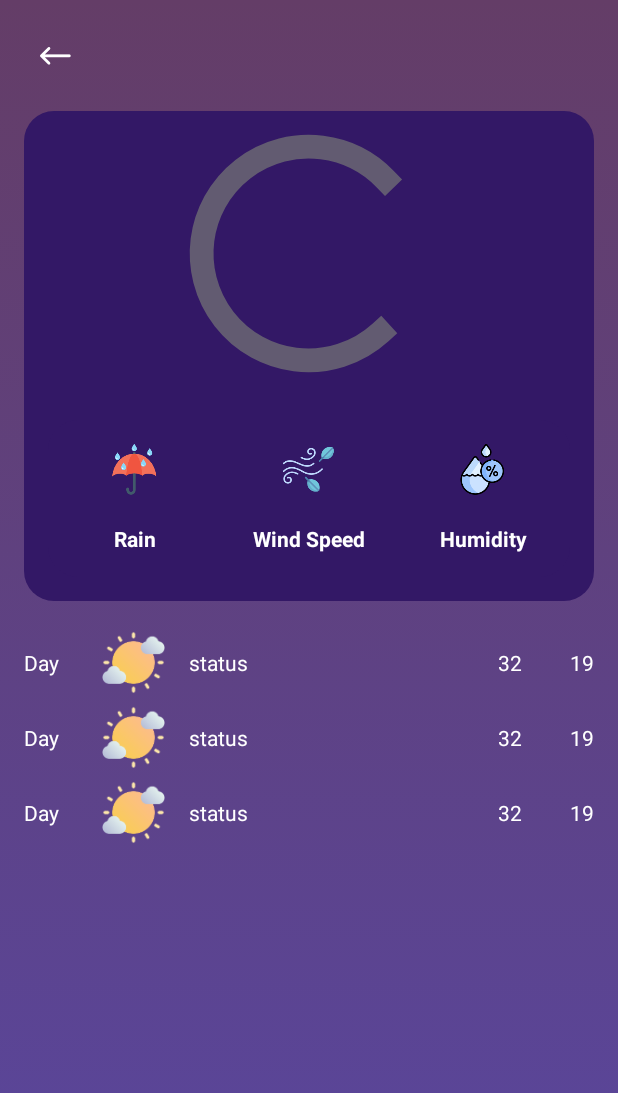
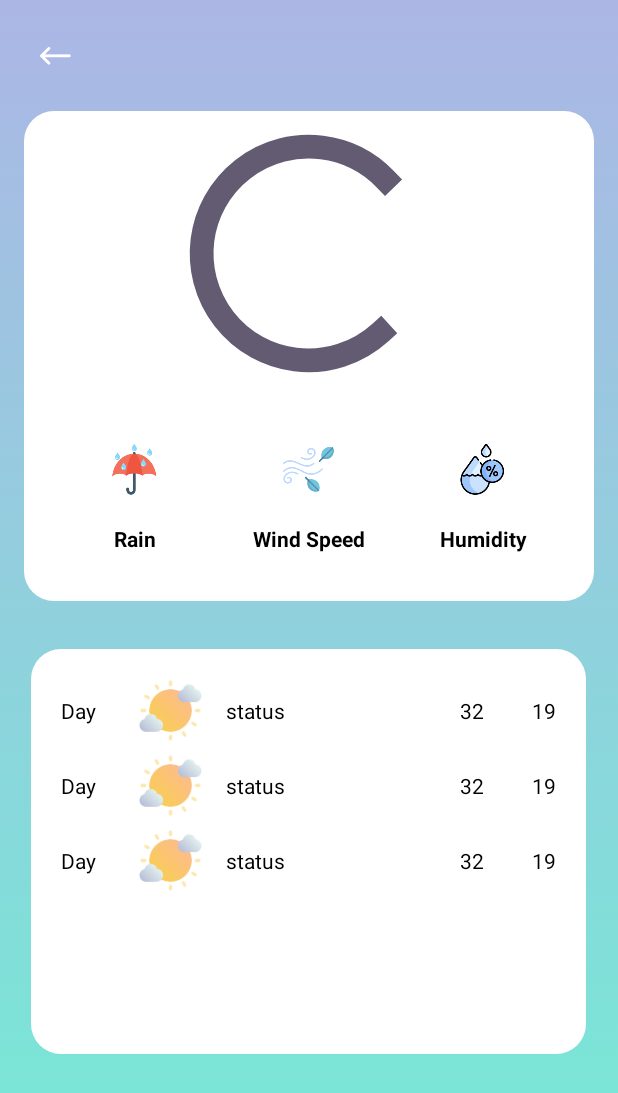
Before and after one commit to XunFlowerrr/Weather-Forecast, an Android app built with Jetpack Compose: the layout fragment_future.xml on its own in the app's theme, with its tools: preview values and no code run, on a phone screen of 412 x 824 dp. Shown: the top 1093 px of the screen. Run offline under Robolectric (Android 15) with nearby library versions, the phone set to English and light mode, and no system bars.

Commit message:
Recolor the ui
recolor the ui to support dynamic color scheme

```diff
--- a/app/src/main/java/com/example/weatherapp/ui/home/HomeFragment.kt
+++ b/app/src/main/java/com/example/weatherapp/ui/home/HomeFragment.kt
@@ -19,6 +19,7 @@ import com.example.weatherapp.api.CurrentLocationFetcher
 import com.example.weatherapp.api.CurrentWeatherFetcher
 import com.example.weatherapp.domains.CurrentWeatherDomain
 import com.example.weatherapp.domains.Hourly
+import com.example.weatherapp.utils.SettingHelper
 import kotlinx.coroutines.Dispatchers
 import kotlinx.coroutines.launch
 import kotlinx.coroutines.withContext
@@ -43,6 +44,8 @@ class HomeFragment : Fragment() {
         }
 
         with(requireActivity()) {
+            val settingHelper = SettingHelper()
+            settingHelper.askToEnableLocation(this)
             val client = OkHttpClient()
             val currentLocationFetcher = CurrentLocationFetcher(this)
             val currentWeatherFetcher = CurrentWeatherFetcher(client,this, BuildConfig.Weather_API_KEY)
--- a/app/src/main/java/com/example/weatherapp/utils/PermissionHelper.kt
+++ b/app/src/main/java/com/example/weatherapp/utils/PermissionHelper.kt
@@ -50,6 +50,7 @@ suspend fun Activity.ensurePermissionsGranted(permissions: Array<String>) =
          * app will caches if either of these permissions were not granted
          * Todo: handle [PermissionNotGrantedException]
          */
+
         requestPermissions(permissions,
             requestPermissionCode
         )
--- /dev/null
+++ b/app/src/main/res/drawable/background3.xml
@@ -0,0 +1,10 @@
+<?xml version="1.0" encoding="utf-8"?>
+<selector xmlns:android="http://schemas.android.com/apk/res/android">
+
+    <item>
+        <shape android:shape="rectangle">
+            <gradient android:startColor="#74ebd5" android:endColor="#ACB6E5" android:angle="90"/>
+        </shape>
+    </item>
+
+</selector>
--- /dev/null
+++ b/app/src/main/res/drawable/background4.xml
@@ -0,0 +1,11 @@
+<?xml version="1.0" encoding="utf-8"?>
+<selector xmlns:android="http://schemas.android.com/apk/res/android">
+    <item>
+        <shape android:shape="rectangle">
+            <solid android:color="#ffffff"/>
+            <corners android:radius="20sp"/>
+
+        </shape>
+    </item>
+
+</selector>
--- a/app/src/main/res/layout/fragment_future.xml
+++ b/app/src/main/res/layout/fragment_future.xml
@@ -4,7 +4,7 @@
     xmlns:tools="http://schemas.android.com/tools"
     android:layout_width="match_parent"
     android:layout_height="match_parent"
-    android:background="@drawable/background">
+    android:background="@drawable/background3">
 
     <LinearLayout
         android:layout_width="match_parent"
@@ -36,7 +36,7 @@
             android:layout_height="match_parent"
             android:layout_marginStart="16dp"
             android:layout_marginEnd="16dp"
-            android:background="@drawable/background2"
+            android:background="@drawable/background4"
             android:orientation="vertical">
 
             <ProgressBar
@@ -49,7 +49,7 @@
                 android:id="@+id/linear_layout_1"
                 android:layout_width="match_parent"
                 android:layout_height="match_parent"
-                android:background="@drawable/background2"
+                android:background="@drawable/background4"
                 android:orientation="horizontal"
                 android:visibility="gone">
 
@@ -78,7 +78,7 @@
                         android:layout_height="wrap_content"
                         android:layout_marginTop="12dp"
                         android:text="Tomorrow"
-                        android:textColor="@color/white"
+                        android:textColor="@color/black"
                         android:textSize="20sp" />
 
                     <TextView
@@ -88,7 +88,7 @@
                         android:layout_marginTop="8dp"
                         android:layout_marginBottom="8dp"
                         android:text="25 C"
-                        android:textColor="@color/white"
+                        android:textColor="@color/black"
                         android:textSize="43sp" />
 
                     <TextView
@@ -96,7 +96,7 @@
                         android:layout_width="match_parent"
                         android:layout_height="wrap_content"
                         android:text="Mostly Cloudy"
-                        android:textColor="@color/white"
+                        android:textColor="@color/black"
                         android:textSize="20sp"
 
                         />
@@ -108,7 +108,7 @@
                 android:layout_width="match_parent"
                 android:layout_height="match_parent"
                 android:layout_margin="16dp"
-                android:background="@drawable/background2"
+                android:background="@drawable/background4"
                 android:orientation="horizontal">
 
 
@@ -132,7 +132,7 @@
                         android:layout_height="wrap_content"
                         android:text="22%"
                         android:textAlignment="center"
-                        android:textColor="@color/white"
+                        android:textColor="@color/black"
                         android:textStyle="bold"
                         android:visibility="invisible" />
 
@@ -142,7 +142,7 @@
                         android:layout_height="wrap_content"
                         android:text="Rain"
                         android:textAlignment="center"
-                        android:textColor="@color/white"
+                        android:textColor="@color/black"
                         android:textStyle="bold" />
 
 
@@ -168,7 +168,7 @@
                         android:layout_height="wrap_content"
                         android:text="12 km/h"
                         android:textAlignment="center"
-                        android:textColor="@color/white"
+                        android:textColor="@color/black"
                         android:textStyle="bold"
                         android:visibility="invisible" />
 
@@ -178,7 +178,7 @@
                         android:layout_height="wrap_content"
                         android:text="Wind Speed"
                         android:textAlignment="center"
-                        android:textColor="@color/white"
+                        android:textColor="@color/black"
                         android:textStyle="bold" />
 
 
@@ -204,7 +204,7 @@
                         android:layout_height="wrap_content"
                         android:text="22%"
                         android:textAlignment="center"
-                        android:textColor="@color/white"
+                        android:textColor="@color/black"
                         android:textStyle="bold"
                         android:visibility="invisible" />
 
@@ -214,7 +214,7 @@
                         android:layout_height="wrap_content"
                         android:text="Humidity"
                         android:textAlignment="center"
-                        android:textColor="@color/white"
+                        android:textColor="@color/black"
                         android:textStyle="bold" />
 
 
@@ -224,14 +224,22 @@
 
         </LinearLayout>
 
+        <FrameLayout
+            android:layout_height="270dp"
+            android:layout_marginTop="32dp"
+            android:background="@drawable/background4"
+            android:layout_width="370dp"
+            android:layout_gravity="center_horizontal">
+
             <androidx.recyclerview.widget.RecyclerView
                 android:id="@+id/recyclerView_2"
                 android:layout_width="match_parent"
                 android:layout_height="match_parent"
                 android:layout_marginTop="16dp"
-            android:layout_weight="1"
+                android:layout_marginBottom="16dp"
                 android:nestedScrollingEnabled="true"
                 tools:listitem="@layout/viewholder_future" />
+        </FrameLayout>
 
     </LinearLayout>
 </ScrollView>
--- a/app/src/main/res/layout/viewholder_future.xml
+++ b/app/src/main/res/layout/viewholder_future.xml
@@ -4,8 +4,8 @@
     xmlns:tools="http://schemas.android.com/tools"
     android:layout_width="match_parent"
     android:layout_height="wrap_content"
-    android:layout_marginStart="8dp"
-    android:layout_marginEnd="8dp">
+    android:layout_marginStart="12dp"
+    android:layout_marginEnd="12dp">
 
     <TextView
         android:id="@+id/dayText"
@@ -13,7 +13,7 @@
         android:layout_height="wrap_content"
         android:layout_marginStart="8dp"
         android:text="Day"
-        android:textColor="@color/white"
+        android:textColor="@color/black"
         app:layout_constraintBottom_toBottomOf="parent"
         app:layout_constraintStart_toStartOf="parent"
         app:layout_constraintTop_toTopOf="parent" />
@@ -36,7 +36,7 @@
         android:layout_height="wrap_content"
         android:layout_marginStart="16dp"
         android:text="status"
-        android:textColor="@color/white"
+        android:textColor="@color/black"
         app:layout_constraintBottom_toBottomOf="@+id/picFuture"
         app:layout_constraintStart_toEndOf="@+id/picFuture"
         app:layout_constraintTop_toTopOf="@+id/picFuture" />
@@ -47,7 +47,7 @@
         android:layout_height="wrap_content"
         android:layout_marginEnd="8dp"
         android:text="19"
-        android:textColor="@color/white"
+        android:textColor="@color/black"
         app:layout_constraintBottom_toBottomOf="parent"
         app:layout_constraintEnd_toEndOf="parent"
         app:layout_constraintTop_toTopOf="parent" />
@@ -58,7 +58,7 @@
         android:layout_height="wrap_content"
         android:layout_marginEnd="32dp"
         android:text="32"
-        android:textColor="@color/white"
+        android:textColor="@color/black"
         app:layout_constraintBottom_toBottomOf="parent"
         app:layout_constraintEnd_toStartOf="@+id/lowText"
         app:layout_constraintTop_toTopOf="parent" />
```
Also changed, not shown: app/src/main/java/com/example/weatherapp/utils/SettingHelper.kt (added, +20 -0 lines), app/src/main/res/layout/fragment_home.xml (+9 -9 lines), app/src/main/res/layout/viewholder_hourly.xml (+6 -6 lines). Lines whose indentation alone changed are shown as unchanged.
